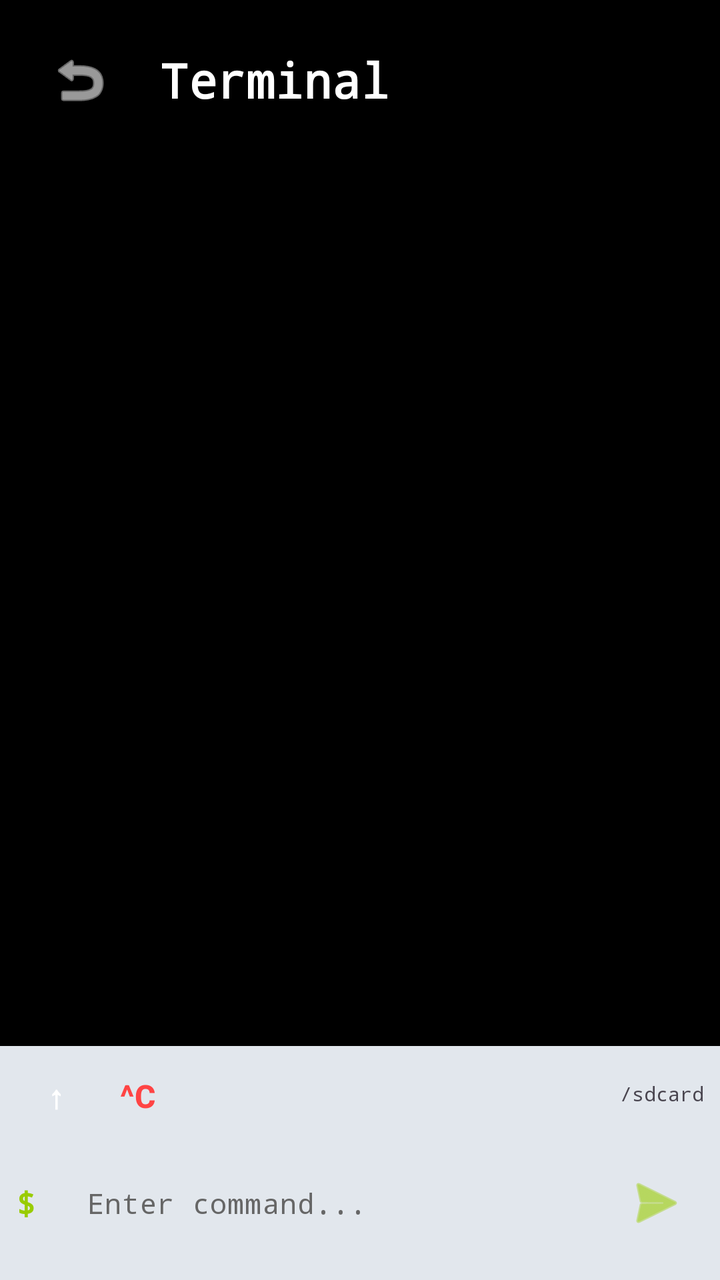
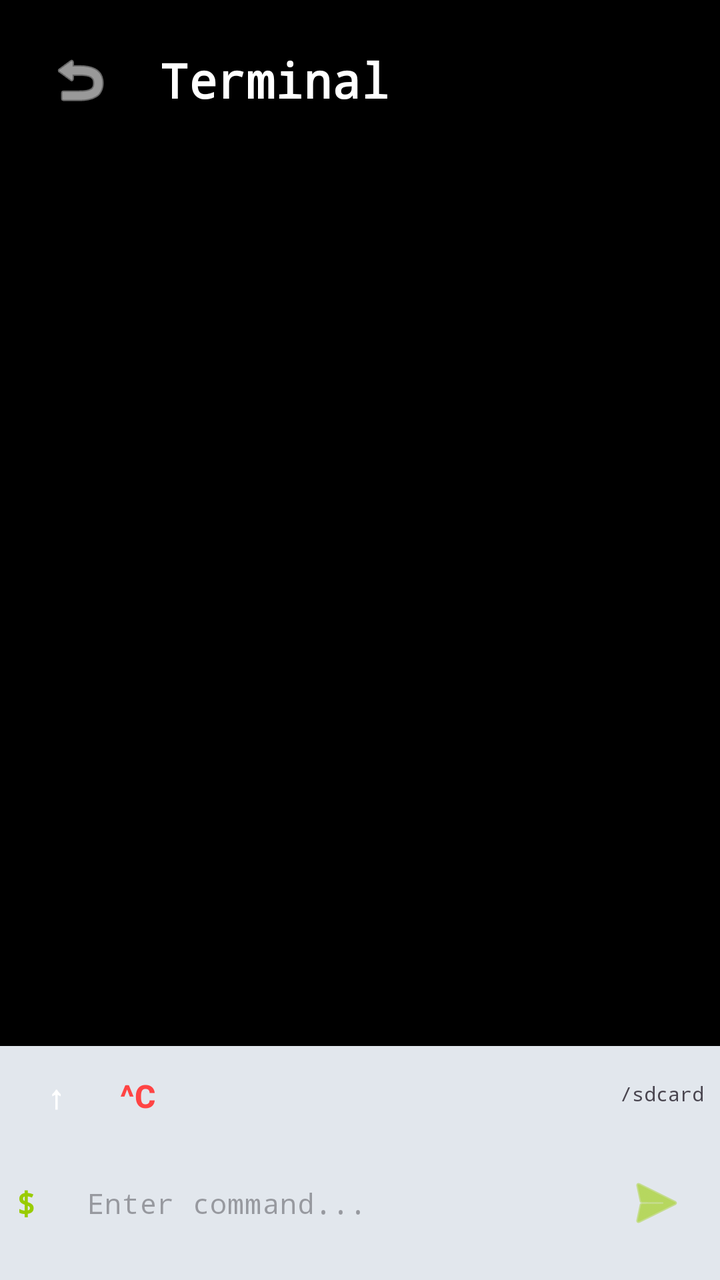

Compare the two renders of this Android layout. The source of the first and the diff that turns it into the second are given below.
<!-- AndroidManifest.xml: activity theme Theme.Smartwatch -->
<!-- res/layout/activity_terminal.xml -->
<?xml version="1.0" encoding="utf-8"?>
<LinearLayout xmlns:android="http://schemas.android.com/apk/res/android"
    xmlns:app="http://schemas.android.com/apk/res-auto"
    android:layout_width="match_parent"
    android:layout_height="match_parent"
    android:background="@android:color/black"
    android:orientation="vertical">

    
    <LinearLayout
        android:layout_width="match_parent"
        android:layout_height="wrap_content"
        android:gravity="center_vertical"
        android:orientation="horizontal"
        android:padding="16dp">

        <ImageButton
            android:id="@+id/btnBack"
            android:layout_width="48dp"
            android:layout_height="48dp"
            android:background="?attr/selectableItemBackgroundBorderless"
            android:src="@android:drawable/ic_menu_revert"
            android:contentDescription="Back"
            app:tint="@android:color/white" />

        <TextView
            android:layout_width="wrap_content"
            android:layout_height="wrap_content"
            android:layout_marginStart="16dp"
            android:fontFamily="monospace"
            android:text="@string/menu_terminal"
            android:textColor="@android:color/white"
            android:textSize="24sp"
            android:textStyle="bold" />
    </LinearLayout>

    
    <com.google.android.material.card.MaterialCardView
        android:id="@+id/cardPermissionInfo"
        android:layout_width="match_parent"
        android:layout_height="wrap_content"
        android:layout_marginHorizontal="16dp"
        android:layout_marginBottom="8dp"
        android:visibility="gone"
        app:cardBackgroundColor="?attr/colorSurfaceContainerHighest"
        app:cardCornerRadius="8dp"
        app:strokeWidth="0dp">

        <LinearLayout
            android:layout_width="match_parent"
            android:layout_height="wrap_content"
            android:orientation="vertical"
            android:padding="12dp">

            <TextView
                android:id="@+id/tvPermissionLevel"
                android:layout_width="wrap_content"
                android:layout_height="wrap_content"
                android:fontFamily="monospace"
                android:text="@string/terminal_perm_shizuku"
                android:textColor="@android:color/holo_green_light"
                android:textSize="14sp"
                android:textStyle="bold" />

            <TextView
                android:id="@+id/tvUid"
                android:layout_width="wrap_content"
                android:layout_height="wrap_content"
                android:fontFamily="monospace"
                android:text="UID: 2000"
                android:textColor="?android:attr/textColorSecondary"
                android:textSize="12sp" />

            <TextView
                android:id="@+id/tvWarning"
                android:layout_width="wrap_content"
                android:layout_height="wrap_content"
                android:layout_marginTop="4dp"
                android:fontFamily="monospace"
                android:text="@string/terminal_limited_perms"
                android:textColor="@android:color/holo_orange_light"
                android:textSize="11sp"
                android:visibility="gone" />
        </LinearLayout>
    </com.google.android.material.card.MaterialCardView>

    
    <androidx.core.widget.NestedScrollView
        android:id="@+id/scrollViewTerminal"
        android:layout_width="match_parent"
        android:layout_height="0dp"
        android:layout_weight="1"
        android:fillViewport="true"
        android:paddingHorizontal="16dp">

        <TextView
            android:id="@+id/tvTerminalOutput"
            android:layout_width="match_parent"
            android:layout_height="wrap_content"
            android:fontFamily="monospace"
            android:textColor="?android:attr/textColorPrimary"
            android:textSize="12sp" />
    </androidx.core.widget.NestedScrollView>

    
    <LinearLayout
        android:layout_width="match_parent"
        android:layout_height="wrap_content"
        android:background="?attr/colorSurfaceContainerHighest"
        android:orientation="vertical">

        
        <LinearLayout
            android:layout_width="match_parent"
            android:layout_height="wrap_content"
            android:gravity="center_vertical"
            android:orientation="horizontal"
            android:paddingHorizontal="8dp"
            android:paddingTop="4dp">

            <com.google.android.material.button.MaterialButton
                android:id="@+id/btnHistoryUp"
                android:layout_width="40dp"
                android:layout_height="40dp"
                android:background="?attr/selectableItemBackgroundBorderless"
                android:text="@string/symbol_up"
                android:textColor="@android:color/white"
                android:textSize="16sp"
                android:textStyle="bold"
                style="@style/Widget.Material3.Button.TextButton" />

            <com.google.android.material.button.MaterialButton
                android:id="@+id/btnCtrlC"
                android:layout_width="wrap_content"
                android:layout_height="40dp"
                android:paddingHorizontal="12dp"
                android:background="?attr/selectableItemBackgroundBorderless"
                android:text="^C"
                android:textColor="@android:color/holo_red_light"
                android:textSize="16sp"
                android:textStyle="bold"
                android:minWidth="0dp"
                android:minHeight="0dp"
                style="@style/Widget.Material3.Button.TextButton" />

            <View
                android:layout_width="0dp"
                android:layout_height="1dp"
                android:layout_weight="1" />

            <TextView
                android:id="@+id/tvWorkingDir"
                android:layout_width="wrap_content"
                android:layout_height="wrap_content"
                android:fontFamily="monospace"
                android:text="/sdcard"
                android:textColor="?android:attr/textColorSecondary"
                android:textSize="10sp"
                android:maxLines="1"
                android:ellipsize="start" />
        </LinearLayout>

        
        <LinearLayout
            android:layout_width="match_parent"
            android:layout_height="wrap_content"
            android:gravity="center_vertical"
            android:orientation="horizontal"
            android:paddingHorizontal="8dp"
            android:paddingTop="8dp"
            android:paddingBottom="12dp">

            <TextView
                android:layout_width="wrap_content"
                android:layout_height="wrap_content"
                android:fontFamily="monospace"
                android:text="$ "
                android:textColor="@android:color/holo_green_light"
                android:textSize="16sp"
                android:textStyle="bold" />

            <com.google.android.material.textfield.TextInputLayout
                android:layout_width="0dp"
                android:layout_height="wrap_content"
                android:layout_weight="1"
                app:boxBackgroundMode="none"
                app:hintEnabled="false">

                <com.google.android.material.textfield.TextInputEditText
                    android:id="@+id/etCommand"
                    android:layout_width="match_parent"
                    android:layout_height="wrap_content"
                    android:background="@android:color/transparent"
                    android:fontFamily="monospace"
                    android:hint="@string/terminal_input_hint"
                    android:imeOptions="actionDone"
                    android:inputType="text"
                    android:textColor="@android:color/white"
                    android:textColorHint="#666666"
                    android:textSize="14sp" />
            </com.google.android.material.textfield.TextInputLayout>

            <ImageButton
                android:id="@+id/btnSend"
                android:layout_width="48dp"
                android:layout_height="48dp"
                android:background="?attr/selectableItemBackgroundBorderless"
                android:src="@android:drawable/ic_menu_send"
                android:contentDescription="Send"
                app:tint="@android:color/holo_green_light" />
        </LinearLayout>
    </LinearLayout>
</LinearLayout>
<!-- resources referenced by this layout -->
<resources>
  <string name="menu_terminal">Terminal</string>
  <string name="symbol_up">↑</string>
  <string name="terminal_input_hint">Enter command...</string>
  <string name="terminal_limited_perms">⚠ Limited permissions</string>
  <string name="terminal_perm_shizuku">Shizuku (Shell Access)</string>
  <style name="Theme.Smartwatch" parent="Theme.Material3.DayNight.NoActionBar">
          
          <item name="colorPrimary">#3DAADC</item>
          <item name="colorOnPrimary">#FFFFFF</item>
          <item name="colorPrimaryContainer">#D0EEFA</item>
          <item name="colorOnPrimaryContainer">#003549</item>
  
          
          <item name="colorSecondary">#DC3D3D</item>
          <item name="colorOnSecondary">#FFFFFF</item>
          <item name="colorSecondaryContainer">#FFDAD6</item>
          <item name="colorOnSecondaryContainer">#410002</item>
  
          
          <item name="colorTertiary">#22CC88</item>
          <item name="colorOnTertiary">#FFFFFF</item>
          <item name="colorTertiaryContainer">#B8F5DA</item>
          <item name="colorOnTertiaryContainer">#002116</item>
  
          
          <item name="colorSurface">#FAFCFF</item>
          <item name="colorOnSurface">#181C20</item>
          <item name="colorSurfaceVariant">#DCE4EC</item>
          <item name="colorOnSurfaceVariant">#40484F</item>
          <item name="colorSurfaceContainer">#EDF1F7</item>
          <item name="colorSurfaceContainerHigh">#E8ECF2</item>
          <item name="colorSurfaceContainerHighest">#E2E7ED</item>
  
          
          <item name="colorOutline">#70787F</item>
          <item name="colorOutlineVariant">#C0C8CF</item>
  
          
          <item name="colorError">#BA1A1A</item>
          <item name="colorOnError">#FFFFFF</item>
          <item name="colorErrorContainer">#FFDAD6</item>
          <item name="colorOnErrorContainer">#410002</item>
  
          
          <item name="android:navigationBarColor">@android:color/transparent</item>
          <item name="android:statusBarColor">@android:color/transparent</item>
          <item name="android:windowLightStatusBar">true</item>
          <item name="android:windowLayoutInDisplayCutoutMode" tools:targetApi="o_mr1">shortEdges</item>
  
          
          <item name="shapeAppearanceSmallComponent">@style/Shape.Small</item>
          <item name="shapeAppearanceMediumComponent">@style/Shape.Medium</item>
          <item name="shapeAppearanceLargeComponent">@style/Shape.Large</item>
  
          
          <item name="elevationOverlayEnabled">false</item>
      </style>
  <style name="Shape.Small" parent="ShapeAppearance.Material3.SmallComponent">
          <item name="cornerSize">8dp</item>
      </style>
  <style name="Shape.Medium" parent="ShapeAppearance.Material3.MediumComponent">
          <item name="cornerSize">16dp</item>
      </style>
  <style name="Shape.Large" parent="ShapeAppearance.Material3.LargeComponent">
          <item name="cornerSize">24dp</item>
      </style>
</resources>

<!-- the commit's change to res/layout/activity_terminal.xml (unified diff, before → after) -->
@@ -196,7 +196,7 @@
                     android:imeOptions="actionDone"
                     android:inputType="text"
                     android:textColor="@android:color/white"
-                    android:textColorHint="#666666"
+                    android:textColorHint="?android:attr/textColorHint"
                     android:textSize="14sp" />
             </com.google.android.material.textfield.TextInputLayout>
 
